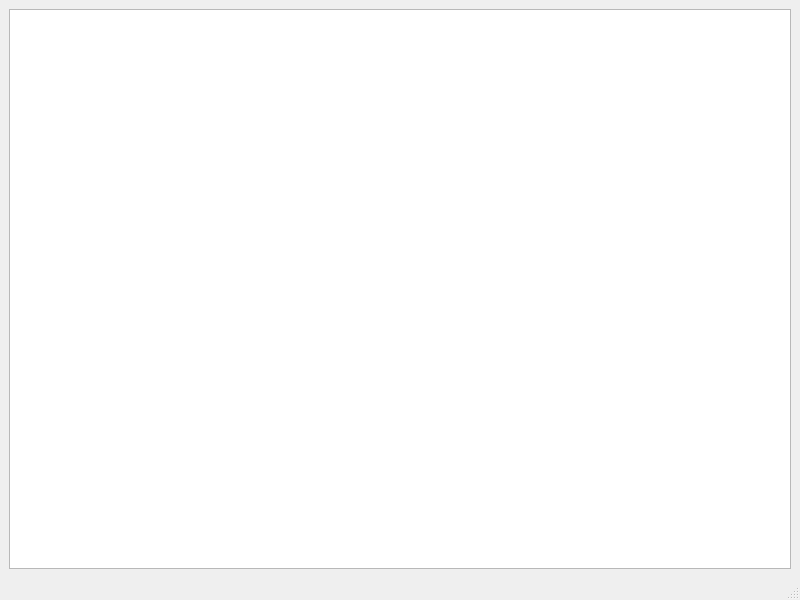
Qt form source/qxrdtestimagewindowdatavis.ui (guyjennings/qxrd) before a commit.
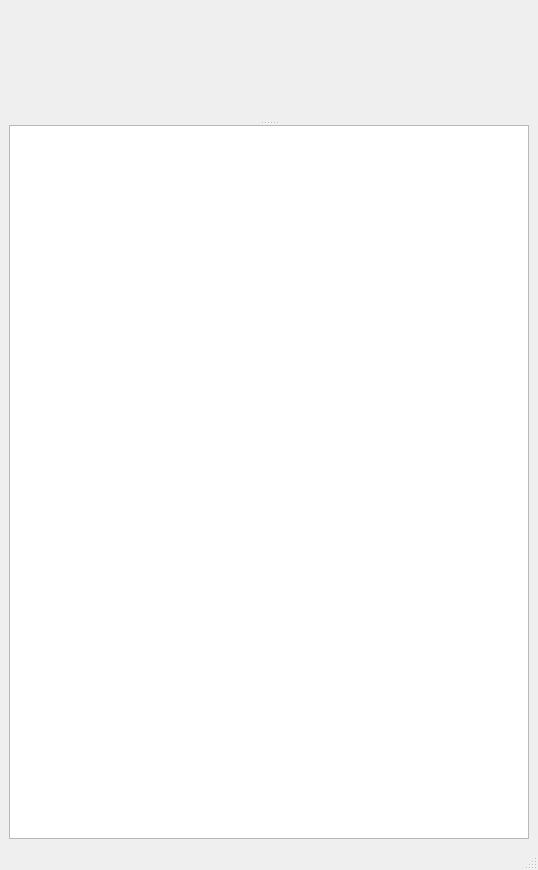
The same form after that commit. Custom widgets are drawn as their Qt base class.

Commit message: Added graph panels for Data Vis vs Qwt comparison

```diff
--- a/source/qxrdtestimagewindowdatavis.ui
+++ b/source/qxrdtestimagewindowdatavis.ui
@@ -6,8 +6,8 @@
    <rect>
     <x>0</x>
     <y>0</y>
-    <width>800</width>
-    <height>600</height>
+    <width>538</width>
+    <height>870</height>
    </rect>
   </property>
   <property name="windowTitle">
@@ -16,7 +16,13 @@
   <widget class="QWidget" name="centralwidget">
    <layout class="QGridLayout" name="gridLayout">
     <item row="0" column="0">
-     <widget class="QTextBrowser" name="m_Messages"/>
+     <widget class="QSplitter" name="splitter">
+      <property name="orientation">
+       <enum>Qt::Vertical</enum>
+      </property>
+      <widget class="QxrdTestImagePlotDataVis" name="m_Graph" native="true"/>
+      <widget class="QTextBrowser" name="m_Messages"/>
+     </widget>
     </item>
    </layout>
   </widget>
@@ -32,6 +38,14 @@
   </widget>
   <widget class="QStatusBar" name="statusbar"/>
  </widget>
+ <customwidgets>
+  <customwidget>
+   <class>QxrdTestImagePlotDataVis</class>
+   <extends>QWidget</extends>
+   <header>qxrdtestimageplotdatavis.h</header>
+   <container>1</container>
+  </customwidget>
+ </customwidgets>
  <resources/>
  <connections/>
 </ui>
```
Left out of the diff: 2 changed lines with no effect on the pictures. The commit also changes 17 other files.
